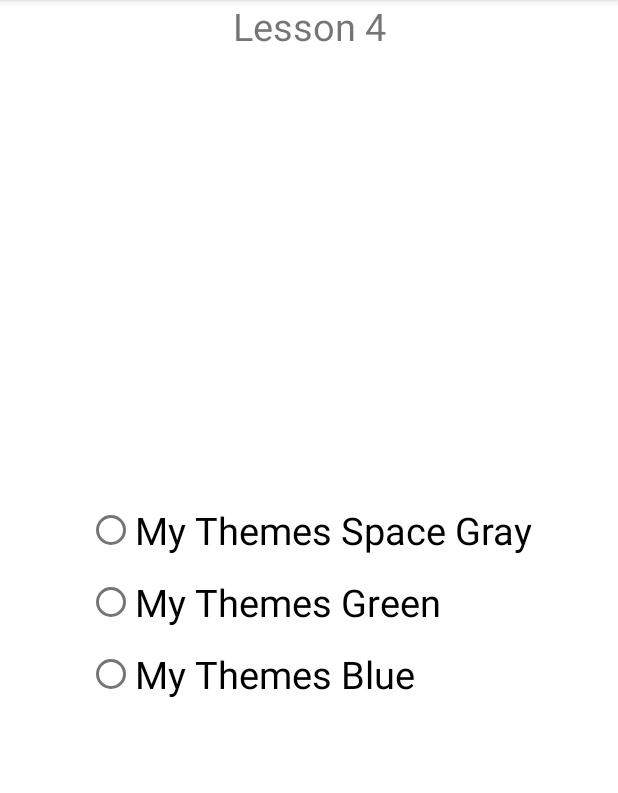
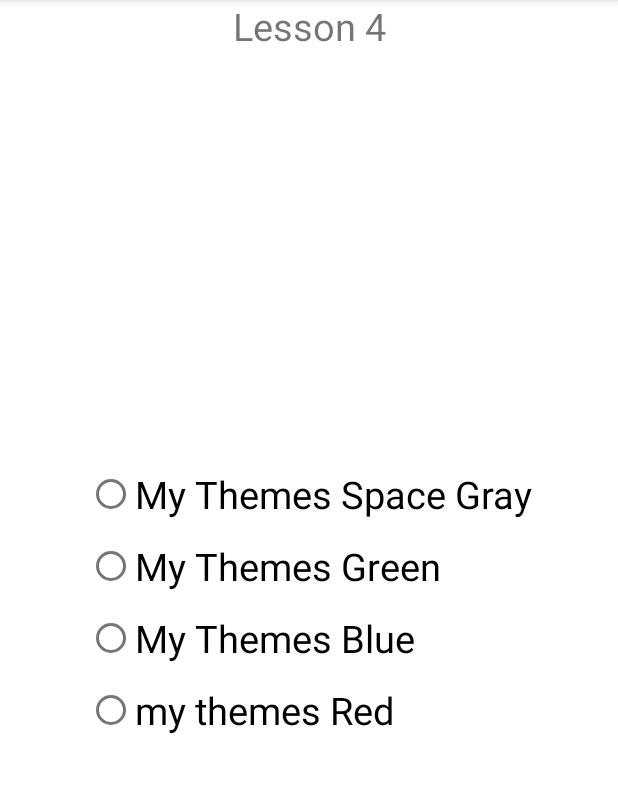
Before and after one commit to MichailKuzhlev/Lesson_04, an Android app: the screen it shows after launch (MainActivity), on a phone screen of 412 x 824 dp, the part 84-877 px from its top. Run offline under Robolectric (Android 15) with nearby library versions, the phone set to English and light mode, and no system bars.

Commit message:
created 4 RadioGroup for my Themes

```diff
--- a/app/src/main/res/layout/activity_main.xml
+++ b/app/src/main/res/layout/activity_main.xml
@@ -59,6 +59,17 @@
             app:layout_constraintEnd_toEndOf="parent"
             app:layout_constraintStart_toStartOf="parent"
             app:layout_constraintTop_toBottomOf="@+id/materialRadioButton2" />
+        <com.google.android.material.radiobutton.MaterialRadioButton
+            android:id="@+id/materialRadioButton4"
+            android:layout_width="match_parent"
+            android:layout_height="wrap_content"
+            android:text="@string/my_themes_Red"
+            android:textSize="@dimen/Text_size"
+            app:layout_constraintBottom_toBottomOf="parent"
+            app:layout_constraintEnd_toEndOf="parent"
+            app:layout_constraintStart_toStartOf="parent"
+            app:layout_constraintTop_toBottomOf="@+id/materialRadioButton2" />
+
     </RadioGroup>
 
 </androidx.constraintlayout.widget.ConstraintLayout>
--- a/app/src/main/res/values/strings.xml
+++ b/app/src/main/res/values/strings.xml
@@ -4,4 +4,5 @@
     <string name="my_themes_Space_Gray">My Themes Space Gray</string>
     <string name="my_themes_green">My Themes Green</string>
     <string name="my_themes_blue">My Themes Blue</string>
+    <string name="my_themes_Red">my themes Red</string>
 </resources>
```
